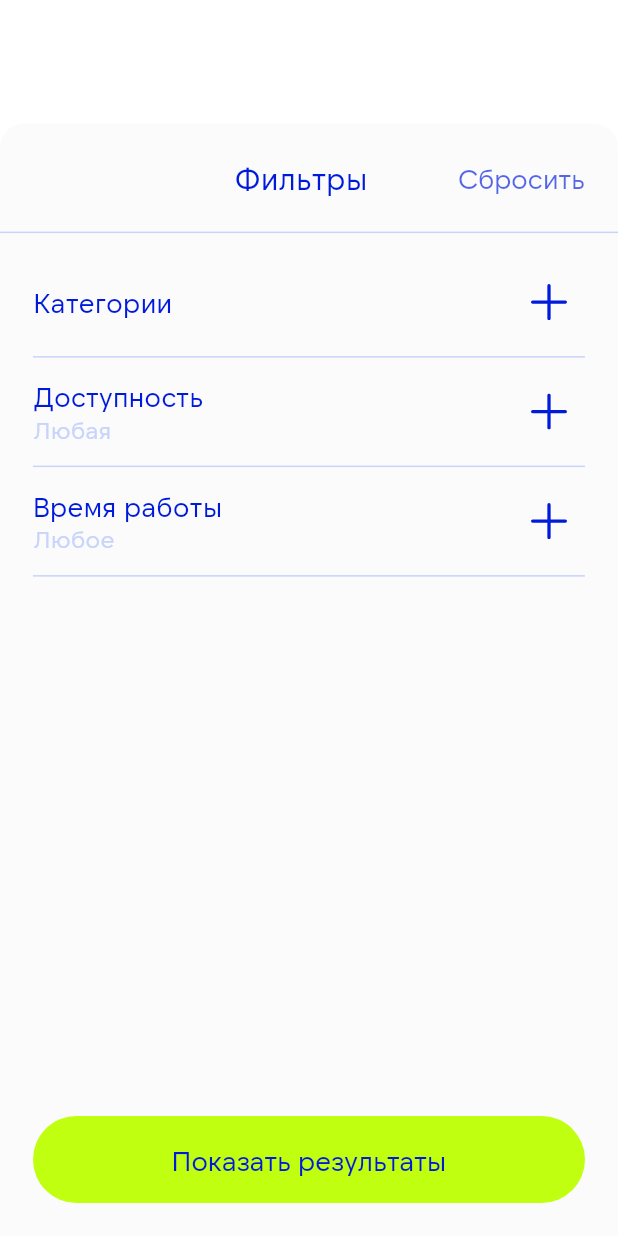
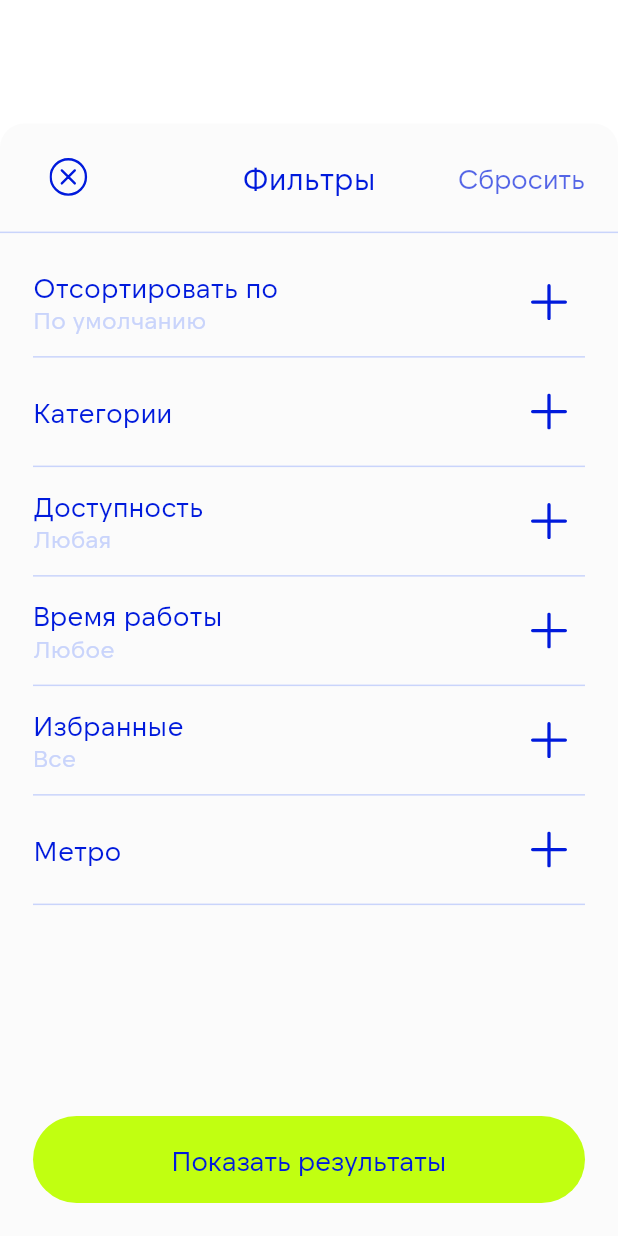
Before and after one commit to Mika2023/place_see_app_front, a Flutter app: the FiltersSheet widget shown alone on an empty page, opened directly with empty values, on a phone screen of 412 x 824 dp. Run offline on Flutter 3.47's test engine with Material 3 defaults, Android fonts, the phone set to English and light mode, and no system bars; our stand-ins replace cached_network_image, dio, flutter_dotenv, flutter_secure_storage, flutter_svg, freezed_annotation and 5 more; accounts and stored records are empty; network calls fail.

Commit message:
доделала фильтры и подправила интерсепторы

```diff
--- /dev/null
+++ b/lib/core/model/filters/is_favorite_by_user_enum.dart
@@ -0,0 +1,9 @@
+enum IsFavoriteByUserEnum {
+  any(null, 'Все'),
+  onlyFavorite(true, 'Только избранные');
+
+  final bool? isFavorite;
+  final String name;
+
+  const IsFavoriteByUserEnum(this.isFavorite, this.name);
+}
--- a/lib/core/model/filters/places_filters_state.dart
+++ b/lib/core/model/filters/places_filters_state.dart
@@ -1,4 +1,5 @@
 import 'package:place_see_app/core/model/filters/filters_model.dart';
+import 'package:place_see_app/core/model/filters/is_favorite_by_user_enum.dart';
 import 'package:place_see_app/core/model/filters/price_filter.dart';
 import 'package:place_see_app/core/model/filters/sort_enum.dart';
 import 'package:place_see_app/core/model/filters/transport_type_enum.dart';
@@ -9,7 +10,7 @@ class PlacesFiltersState {
   Set<int> categoryIds = {};
   Map<TransportTypeEnum, Set<String>> selectedStops = {};
   WorkingHoursState workingHoursState = WorkingHoursState();
-  bool? isFavoriteByUser;
+  IsFavoriteByUserEnum isFavoriteByUserState = IsFavoriteByUserEnum.any;
 
   SortEnum sort = SortEnum.defaultSort;
   int page = 0;
@@ -20,7 +21,7 @@ class PlacesFiltersState {
     categoryIds = {};
     selectedStops = {};
     workingHoursState.reset();
-    isFavoriteByUser = null;
+    isFavoriteByUserState = IsFavoriteByUserEnum.any;
     sort = SortEnum.defaultSort;
     page = 0;
     size = 20;
@@ -32,7 +33,7 @@ class PlacesFiltersState {
       maxPrice: priceFilter.maxPrice,
       categoryIds: categoryIds.isEmpty ? null : categoryIds,
       selectedStops: selectedStops.map((key, val) => MapEntry(key.name, val)),
-      isFavoriteByUser: isFavoriteByUser,
+      isFavoriteByUser: isFavoriteByUserState.isFavorite,
       workingHoursFilter: workingHoursState.toDto(),
       sort: sort.name,
       page: page,
--- a/lib/core/model/filters/sort_enum.dart
+++ b/lib/core/model/filters/sort_enum.dart
@@ -1,11 +1,12 @@
 enum SortEnum {
-  newest("Новизна"),
-  priceAsc("Возрастание цены"),
-  priceDesc("Убывание цены"),
-  popularity("Популярность"),
-  closest("Близость"),
-  defaultSort("По умолчанию");
+  defaultSort("По умолчанию", "По умолчанию"),
+  newest("Новизна", "Новизне"),
+  priceAsc("Возрастание цены", "Возрастанию цены"),
+  priceDesc("Убывание цены", "Убыванию цены"),
+  popularity("Популярность", "Популярности"),
+  closest("Близость", "Близости");
 
   final String name;
-  const SortEnum(this.name);
+  final String subName;
+  const SortEnum(this.name, this.subName);
 }
--- a/lib/core/network/auth_interceptor.dart
+++ b/lib/core/network/auth_interceptor.dart
@@ -30,7 +30,7 @@ class AuthInterceptor extends Interceptor {
 
   @override
   Future<void> onError(DioException err, ErrorInterceptorHandler handler) async {
-    final isUnauthorizedEx = err.response?.statusCode == 401;
+    final isUnauthorizedEx = err.response?.statusCode == 401 || err.response?.statusCode == 403;
     final isAuthRequest = err.requestOptions.path.contains('/auth');
 
     if (!isUnauthorizedEx || isAuthRequest) {
@@ -67,8 +67,7 @@ class AuthInterceptor extends Interceptor {
       }
 
       final response = await dio.post(
-        '/auth/refresh',
-        data: {'refreshToken': refreshToken},
+        '/auth/refresh?refreshToken=$refreshToken',
         options: Options(headers: {'Authorization': null})
       );
 
--- /dev/null
+++ b/lib/core/utils/price_utils.dart
@@ -0,0 +1,10 @@
+import 'package:place_see_app/core/model/filters/price_filter.dart';
+import 'package:place_see_app/ui/widget/filters/price_preset_section.dart';
+
+class PriceUtils {
+  static PricePreset presetFromFilter(PriceFilter filter) {
+    return PricePreset.values.firstWhere((preset) {
+      return preset.priceFilter.minPrice == filter.minPrice && preset.priceFilter.maxPrice == filter.maxPrice;
+    }, orElse: () => PricePreset.any);
+  }
+}
--- a/lib/core/utils/working_hours_utils.dart
+++ b/lib/core/utils/working_hours_utils.dart
@@ -29,4 +29,18 @@ class WorkingHoursUtils {
 
     return map[day]!;
   }
+
+  static String dayFull(DayEnum day) {
+    const map = {
+      DayEnum.monday: 'Понедельник',
+      DayEnum.tuesday: 'Вторник',
+      DayEnum.wednesday: 'Среда',
+      DayEnum.thursday: 'Четверг',
+      DayEnum.friday: 'Пятница',
+      DayEnum.saturday: 'Суббота',
+      DayEnum.sunday: 'Воскресенье',
+    };
+
+    return map[day]!;
+  }
 }
--- a/lib/ui/widget/filters/filters_section.dart
+++ b/lib/ui/widget/filters/filters_section.dart
@@ -1,4 +1,3 @@
-import 'package:flutter/cupertino.dart';
 import 'package:flutter/material.dart';
 import 'package:place_see_app/ui/theme/app_colors.dart';
 import 'package:place_see_app/ui/theme/app_typography.dart';
--- a/lib/ui/widget/filters/filters_sheet.dart
+++ b/lib/ui/widget/filters/filters_sheet.dart
@@ -1,13 +1,18 @@
 import 'package:flutter/material.dart';
 import 'package:place_see_app/core/model/category/category_for_filters.dart';
 import 'package:place_see_app/core/model/filters/places_filters_state.dart';
+import 'package:place_see_app/core/model/filters/transport_type_enum.dart';
 import 'package:place_see_app/core/utils/working_hours_utils.dart';
 import 'package:place_see_app/ui/theme/app_colors.dart';
 import 'package:place_see_app/ui/widget/app_button.dart';
 import 'package:place_see_app/ui/widget/app_text_button.dart';
 import 'package:place_see_app/ui/widget/filters/filters_section.dart';
+import 'package:place_see_app/ui/widget/filters/is_favorite_by_user_section.dart';
 import 'package:place_see_app/ui/widget/filters/price_filter_section.dart';
+import 'package:place_see_app/ui/widget/filters/sorted_by_section.dart';
 import 'package:place_see_app/ui/widget/filters/working_hours_picker.dart';
+
+import '../../../gen/assets.gen.dart';
 
 class FiltersSheet extends StatefulWidget {
   final PlacesFiltersState initialState;
@@ -45,19 +50,35 @@ class _FiltersSheetState extends State<FiltersSheet> {
               children: [
                 Padding(
                     padding: const EdgeInsets.symmetric(horizontal: 22, vertical: 12),
-                  child: Row(
+                  child: Stack(
+                    alignment: Alignment.center,
                     children: [
-                      const Spacer(),
+                      Align(
+                        alignment: Alignment.centerLeft,
+                        child: IconButton(
+                          onPressed: () {
+                            Navigator.of(context).pop();
+                          },
+                          icon: Assets.icons.cirlceClose.svg(
+                            width: 26,
+                            height: 26,
+                          ),
+                        ),
+                      ),
+
                       Text(
                         'Фильтры',
                         style: Theme.of(context).textTheme.bodyMedium,
                       ),
-                      const SizedBox(width: 60,),
-                      AppTextButton(
+
+                      Align(
+                        alignment: Alignment.centerRight,
+                        child: AppTextButton(
                           textOnButton: 'Сбросить',
                           onPressed: () {
                             setState(state.reset);
                           },
+                        ),
                       )
                     ],
                   ),
@@ -73,6 +94,16 @@ class _FiltersSheetState extends State<FiltersSheet> {
                       controller: controller,
                       padding: const EdgeInsets.all(22),
                       children: [
+
+                        FiltersSection(
+                          title: 'Отсортировать по',
+                          selectedText: state.sort.subName,
+                          builder: (context) => SortedBySection(
+                            selected: state.sort,
+                            onChanged: (val) => setState(() => state.sort = val),
+                          ),
+                        ),
+
                         FiltersSection(
                             title: 'Категории',
                             selectedText: state.categoryIds.join(', '),
@@ -80,7 +111,7 @@ class _FiltersSheetState extends State<FiltersSheet> {
                               spacing: 8,
                               children: categories.map((c) => FilterChip(
                                 backgroundColor: AppColors.additionalOne,
-                                  selectedColor: AppColors.additionalTwo,
+                                  selectedColor: AppColors.accentOne,
                                   label: Text(
                                     c.name,
                                     style: Theme.of(context).textTheme.bodySmall,
@@ -113,6 +144,51 @@ class _FiltersSheetState extends State<FiltersSheet> {
                           ),
                         ),
 
+                        FiltersSection(
+                          title: 'Избранные',
+                          selectedText: state.isFavoriteByUserState.name,
+                          builder: (context) => IsFavoriteByUserSection(
+                            selected: state.isFavoriteByUserState,
+                            onChanged: (val) => setState(() => state.isFavoriteByUserState = val),
+                          ),
+                        ),
+
+                        FiltersSection(
+                            title: 'Метро',
+                            selectedText: state.selectedStops[TransportTypeEnum.metro] != null ?
+                              state.selectedStops[TransportTypeEnum.metro]!.join(', ') :
+                              '',
+                            builder: (_) => Wrap(
+                              spacing: 8,
+                              children: metroStations.map((station) => FilterChip(
+                                  backgroundColor: AppColors.additionalOne,
+                                  selectedColor: AppColors.accentOne,
+                                  label: Text(
+                                    station,
+                                    style: Theme.of(context).textTheme.bodySmall,
+                                  ),
+                                  selected: state.selectedStops[TransportTypeEnum.metro] != null ?
+                                    state.selectedStops[TransportTypeEnum.metro]!.contains(station) :
+                                    false,
+                                  onSelected: (isSelected) {
+                                    setState(() {
+                                      final selectedStops = state.selectedStops[TransportTypeEnum.metro] ?? Set.identity();
+                                      final updatedStops = Set.of(selectedStops);
+
+                                      if (isSelected && !updatedStops.contains(station)) {
+                                        updatedStops.add(station);
+                                      } else {
+                                        updatedStops.remove(station);
+                                      }
+                                      state.selectedStops = {
+                                        ...state.selectedStops,
+                                        TransportTypeEnum.metro: updatedStops,
+                                      };
+                                    });
+                                  }
+                              )).toList(),
+                            )
+                        ),
                       ],
                     )
                 ),
@@ -126,7 +202,7 @@ class _FiltersSheetState extends State<FiltersSheet> {
                         textOnButton: 'Показать результаты',
                         onPressed: () {
                           widget.onApply(state);
-                          Navigator.of(context).pop();
+                          Navigator.of(context).pop(true);
                         }
                     ),
                   ),
@@ -138,12 +214,6 @@ class _FiltersSheetState extends State<FiltersSheet> {
         }
     );
   }
-
-  @override
-  void dispose() {
-    widget.onDismissed();
-    super.dispose();
-  }
 }
 
 final List<CategoryForFilters> categories = [
@@ -151,3 +221,9 @@ final List<CategoryForFilters> categories = [
   CategoryForFilters(2, 'Европа'),
   CategoryForFilters(3, 'Москва'),
 ];
+
+final List<String> metroStations = [
+  "ВДНХ",
+  "Ботанический сад",
+  "Рижская",
+];
--- /dev/null
+++ b/lib/ui/widget/filters/is_favorite_by_user_section.dart
@@ -0,0 +1,28 @@
+import 'package:flutter/cupertino.dart';
+import 'package:place_see_app/core/model/filters/is_favorite_by_user_enum.dart';
+
+import 'filter_ratio_item.dart';
+
+class IsFavoriteByUserSection extends StatelessWidget {
+  final IsFavoriteByUserEnum selected;
+  final ValueChanged<IsFavoriteByUserEnum> onChanged;
+
+  const IsFavoriteByUserSection({super.key, required this.selected, required this.onChanged});
+
+  @override
+  Widget build(BuildContext context) {
+    return Column(
+      children: IsFavoriteByUserEnum.values.map((val) {
+        return Padding(
+          padding: const EdgeInsets.symmetric(vertical: 8),
+          child: FilterRatioItem<IsFavoriteByUserEnum>(
+              value: val,
+              label: val.name,
+              groupValue: selected,
+              onChanged: onChanged
+          ),
+        );
+      }).toList(),
+    );
+  }
+}
--- /dev/null
+++ b/lib/ui/widget/filters/sorted_by_section.dart
@@ -0,0 +1,28 @@
+import 'package:flutter/cupertino.dart';
+import 'package:place_see_app/core/model/filters/sort_enum.dart';
+
+import 'filter_ratio_item.dart';
+
+class SortedBySection extends StatelessWidget {
+  final SortEnum selected;
+  final ValueChanged<SortEnum> onChanged;
+
+  const SortedBySection({super.key, required this.selected, required this.onChanged});
+
+  @override
+  Widget build(BuildContext context) {
+    return Column(
+      children: SortEnum.values.map((sort) {
+        return Padding(
+          padding: const EdgeInsets.symmetric(vertical: 8),
+          child: FilterRatioItem<SortEnum>(
+              value: sort,
+              label: sort.subName,
+              groupValue: selected,
+              onChanged: onChanged
+          ),
+        );
+      }).toList(),
+    );
+  }
+}
--- a/lib/ui/widget/filters/working_hours_picker.dart
+++ b/lib/ui/widget/filters/working_hours_picker.dart
@@ -2,6 +2,8 @@ import 'package:flutter/material.dart';
 import 'package:place_see_app/core/model/filters/day_enum.dart';
 import 'package:place_see_app/core/model/filters/working_hours_state.dart';
 import 'package:place_see_app/core/utils/working_hours_utils.dart';
+
+import '../../theme/app_colors.dart';
 
 class WorkingHoursPicker extends StatelessWidget {
   final WorkingHoursState state;
@@ -10,9 +12,11 @@ class WorkingHoursPicker extends StatelessWidget {
   const WorkingHoursPicker({super.key, required this.state, required this.onChanged});
 
   Widget _timeButton(BuildContext context,
-  {required String label,
-  required TimeOfDay? time,
-  required ValueChanged<TimeOfDay> onPick,
+  {
+    required String label,
+    required TimeOfDay? time,
+    required ValueChanged<TimeOfDay> onPick,
+    required String placeHolderIfTimeIsNull
   }) {
     return OutlinedButton(
         onPressed: () async {
@@ -20,7 +24,7 @@ class WorkingHoursPicker extends StatelessWidget {
           if (picked != null) onPick(picked);
         },
         child: Text(
-          '$label ${time != null ? time.format(context) : '--:--'}',
+          '$label ${time != null ? time.format(context) : placeHolderIfTimeIsNull}',
           style: Theme.of(context).textTheme.bodySmall,
         )
     );
@@ -36,8 +40,10 @@ class WorkingHoursPicker extends StatelessWidget {
             final selected = state.openDays.contains(d);
 
             return FilterChip(
+                backgroundColor: AppColors.additionalOne,
+                selectedColor: AppColors.accentOne,
                 label: Text(
-                  WorkingHoursUtils.dayShort(d),
+                  WorkingHoursUtils.dayFull(d),
                   style: Theme.of(context).textTheme.bodySmall,
                 ),
                 selected: selected,
@@ -70,9 +76,10 @@ class WorkingHoursPicker extends StatelessWidget {
                       WorkingHoursState(
                         openDays: state.openDays,
                         from: t,
-                        to: state.to
+                        to: state.to,
                       ),
-                    )
+                    ),
+                  placeHolderIfTimeIsNull: '00:00',
                 ),
             ),
             const SizedBox(width: 12,),
@@ -87,7 +94,8 @@ class WorkingHoursPicker extends StatelessWidget {
                         from: state.from,
                         to: t
                     ),
-                  )
+                  ),
+                placeHolderIfTimeIsNull: '23:59',
               ),
             ),
           ],
```
Also changed, not shown: lib/core/api/places_api.dart (+22 -0 lines), lib/features/main_screens/places/screen/places_screen.dart (+19 -3 lines), lib/features/main_screens/places/service/places_service.dart (+11 -0 lines), lib/features/main_screens/places/view_model/places_view_model.dart (+29 -3 lines), lib/ui/widget/filters/price_filter_section.dart (+6 -9 lines).
